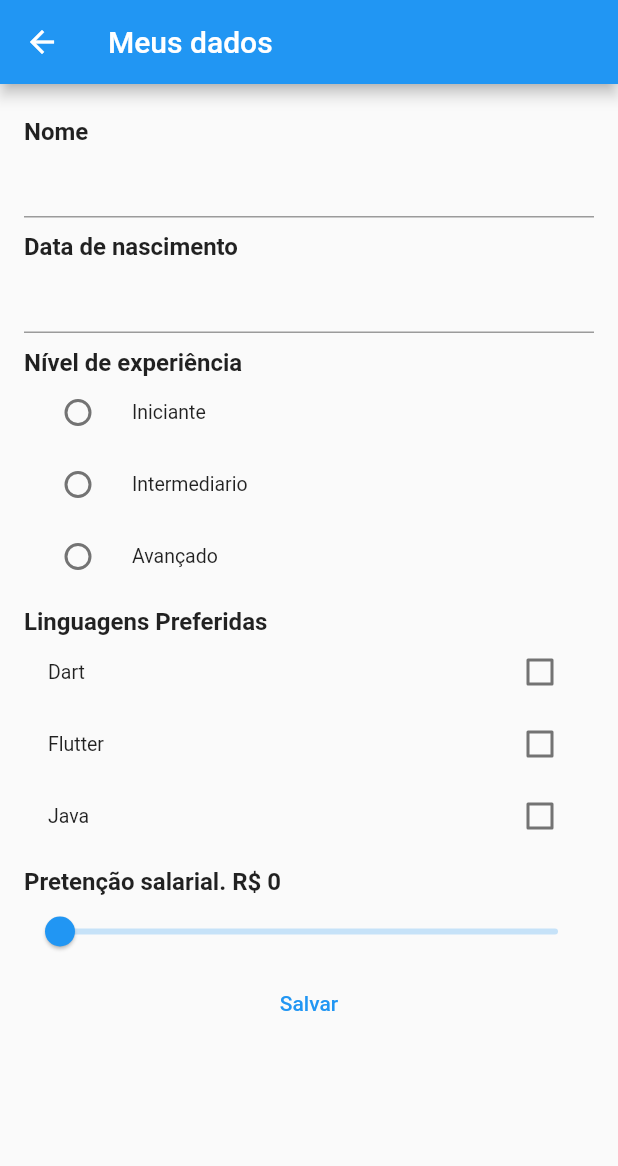
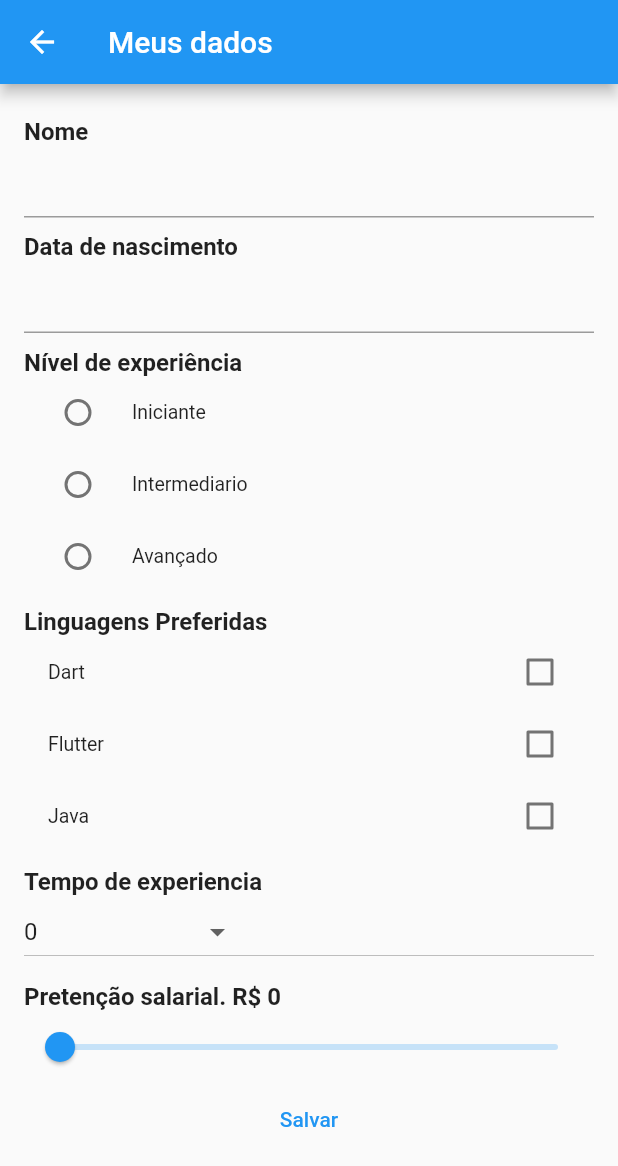
Before and after one commit to MauroAlbrecht/trilha-app-flutter-dio, a Flutter app: the DadosCadastraisPage screen opened directly, on a phone screen of 412 x 824 dp. Shown: the top 1166 px of the screen. Run offline on Flutter 3.47's test engine with Material 2 defaults, Android fonts, the phone set to English and light mode, and no system bars; our stand-ins replace google_fonts; network calls fail.

Commit message:
add dropdown de anos de experiencia

```diff
--- a/lib/pages/dados_cadastrais.dart
+++ b/lib/pages/dados_cadastrais.dart
@@ -94,6 +94,17 @@ class _DadosCadastraisPageState extends State<DadosCadastraisPage> {
                         }))
                     .toList()),
             TextLabelCustom(
+              "Tempo de experiencia",
+            ),
+            DropdownButton(
+                value: tempoExperiencia,
+                items: retornaItensMenuExperiencia(20),
+                onChanged: (value) {
+              setState(() {
+                tempoExperiencia = value!;
+              });
+            }),
+            TextLabelCustom(
               "Pretenção salarial. R\$ ${salarioEscolhido.round().toString()}",
             ),
             Slider(
@@ -111,4 +122,17 @@ class _DadosCadastraisPageState extends State<DadosCadastraisPage> {
       ),
     );
   }
+
+  List<DropdownMenuItem> retornaItensMenuExperiencia(int qtdMaxima) {
+    var itens = <DropdownMenuItem>[];
+    for(var i = 0; i<=qtdMaxima; i++){
+      itens.add(
+          DropdownMenuItem(
+            value: i,
+            child: Text(i==qtdMaxima ? 'Mais de $i anos' : i.toString() ),
+          )
+      );
+    }
+    return itens;
+  }
 }
```
